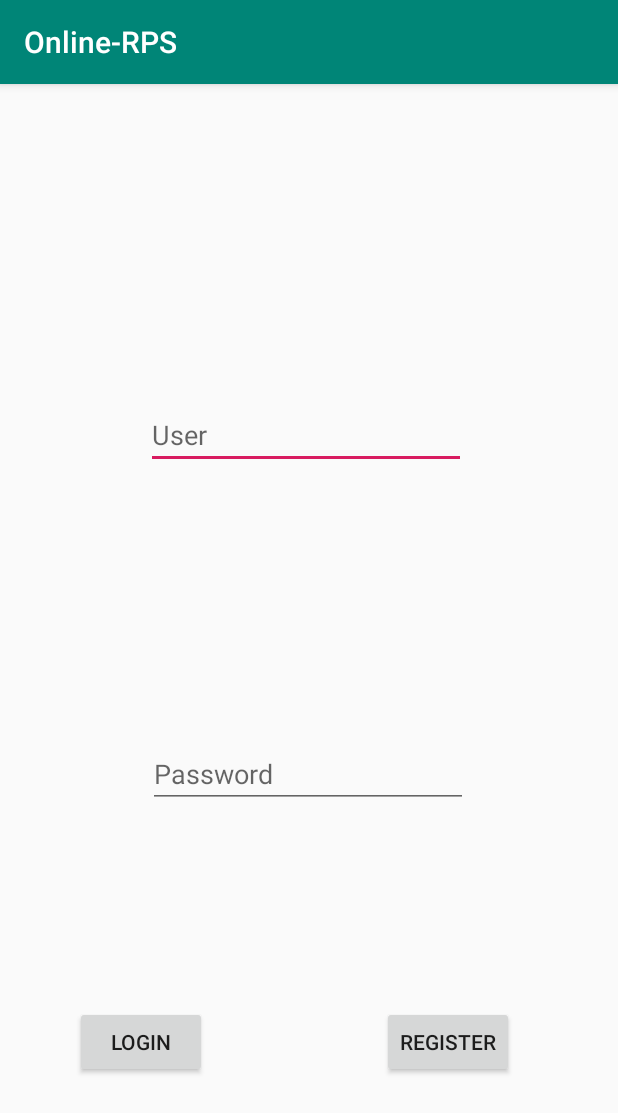
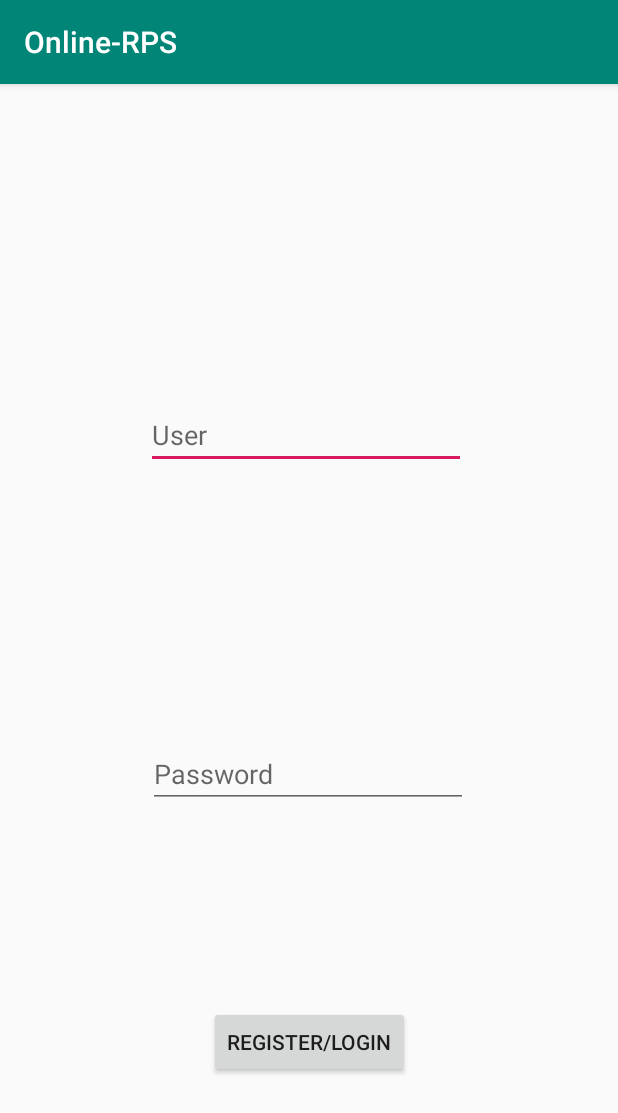
Before and after one commit to cviezel/Online-Rock-Paper-Scissors, an Android app: the screen it shows after launch (Login), on a phone screen of 412 x 824 dp. Shown: the top 1113 px of the screen. Run offline under Robolectric (Android 15) with nearby library versions, the phone set to English and light mode, and no system bars.

Commit message:
login and register work

```diff
--- a/OnlineRPS/app/src/main/res/layout/activity_login.xml
+++ b/OnlineRPS/app/src/main/res/layout/activity_login.xml
@@ -41,37 +41,19 @@
         app:layout_constraintStart_toStartOf="parent" />
 
     <Button
-        android:id="@+id/login"
-        android:layout_width="88dp"
-        android:layout_height="wrap_content"
-        android:layout_marginStart="50dp"
-        android:layout_marginLeft="50dp"
-        android:layout_marginTop="132dp"
-        android:layout_marginEnd="16dp"
-        android:layout_marginRight="16dp"
-        android:layout_marginBottom="104dp"
-        android:text="Login"
-        app:layout_constraintBottom_toBottomOf="parent"
-        app:layout_constraintEnd_toStartOf="@+id/register"
-        app:layout_constraintHorizontal_chainStyle="spread_inside"
-        app:layout_constraintStart_toStartOf="parent"
-        app:layout_constraintTop_toBottomOf="@+id/password"
-        app:layout_constraintVertical_bias="0.0" />
-
-    <Button
         android:id="@+id/register"
         android:layout_width="wrap_content"
         android:layout_height="wrap_content"
-        android:layout_marginStart="50dp"
-        android:layout_marginLeft="50dp"
+        android:layout_marginStart="160dp"
+        android:layout_marginLeft="160dp"
         android:layout_marginTop="131dp"
-        android:layout_marginEnd="69dp"
-        android:layout_marginRight="69dp"
+        android:layout_marginEnd="160dp"
+        android:layout_marginRight="160dp"
         android:layout_marginBottom="105dp"
-        android:text="Register"
+        android:text="Register/Login"
         app:layout_constraintBottom_toBottomOf="parent"
         app:layout_constraintEnd_toEndOf="parent"
-        app:layout_constraintStart_toEndOf="@+id/login"
+        app:layout_constraintStart_toStartOf="parent"
         app:layout_constraintTop_toBottomOf="@+id/password"
         app:layout_constraintVertical_bias="1.0" />
 
```
Also changed, not shown: OnlineRPS/app/src/main/java/com/example/online_rps/Login.java (+35 -18 lines), OnlineRPS/app/src/main/java/com/example/online_rps/MainActivity.java (+8 -0 lines).
